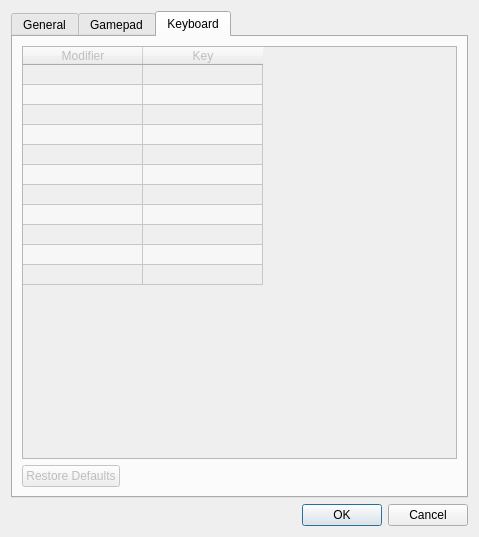
Qt form base/settingsdlg.ui (fmuecke/Ipponboard) before a commit.
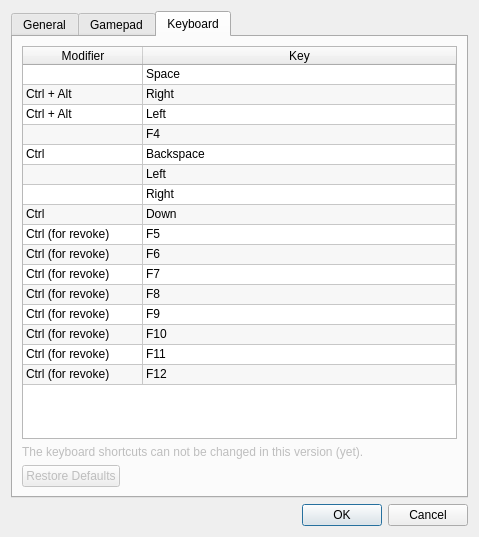
The same form after that commit. The open tabs and pages were chosen to show the change. Icons and pictures are not drawn. Custom widgets are drawn as their Qt base class.

Patch:
```diff
--- a/base/settingsdlg.ui
+++ b/base/settingsdlg.ui
@@ -1098,7 +1098,7 @@
      </widget>
      <widget class="QWidget" name="tab_keys">
       <property name="enabled">
-       <bool>false</bool>
+       <bool>true</bool>
       </property>
       <attribute name="icon">
        <iconset resource="ipponboard.qrc">
@@ -1110,6 +1110,9 @@
       <layout class="QVBoxLayout" name="verticalLayout_7">
        <item>
         <widget class="QTableWidget" name="tableWidget_keys">
+         <property name="enabled">
+          <bool>true</bool>
+         </property>
          <property name="frameShape">
           <enum>QFrame::StyledPanel</enum>
          </property>
@@ -1122,6 +1125,9 @@
          <property name="horizontalScrollBarPolicy">
           <enum>Qt::ScrollBarAsNeeded</enum>
          </property>
+         <property name="editTriggers">
+          <set>QAbstractItemView::NoEditTriggers</set>
+         </property>
          <property name="showDropIndicator" stdset="0">
           <bool>false</bool>
          </property>
@@ -1147,7 +1153,7 @@
           <number>120</number>
          </attribute>
          <attribute name="horizontalHeaderStretchLastSection">
-          <bool>false</bool>
+          <bool>true</bool>
          </attribute>
          <attribute name="verticalHeaderVisible">
           <bool>false</bool>
@@ -1178,7 +1184,7 @@
          </row>
          <row>
           <property name="text">
-           <string>Pause</string>
+           <string>Result Screen</string>
           </property>
          </row>
          <row>
@@ -1198,22 +1204,47 @@
          </row>
          <row>
           <property name="text">
-           <string>Reset Hold (blue)</string>
+           <string>Reset Hold Time</string>
           </property>
          </row>
          <row>
           <property name="text">
-           <string>Reset Hold Time (white)</string>
+           <string>+/- Ippon (blue)</string>
           </property>
          </row>
          <row>
           <property name="text">
-           <string>Hansokumake (blue)</string>
+           <string>+/- Wazaari (blue)</string>
           </property>
          </row>
          <row>
           <property name="text">
-           <string>Hansokumake (white)</string>
+           <string>+/- Yuko (blue)</string>
+          </property>
+         </row>
+         <row>
+          <property name="text">
+           <string>+/- Shido (blue)</string>
+          </property>
+         </row>
+         <row>
+          <property name="text">
+           <string>+/- Ippon (white)</string>
+          </property>
+         </row>
+         <row>
+          <property name="text">
+           <string>+/- Wazaari (white)</string>
+          </property>
+         </row>
+         <row>
+          <property name="text">
+           <string>+/- Yuko (white)</string>
+          </property>
+         </row>
+         <row>
+          <property name="text">
+           <string>+/- Shido (white)</string>
           </property>
          </row>
          <column>
@@ -1226,10 +1257,163 @@
            <string>Key</string>
           </property>
          </column>
+         <item row="0" column="1">
+          <property name="text">
+           <string>Space</string>
+          </property>
+         </item>
+         <item row="1" column="0">
+          <property name="text">
+           <string>Ctrl + Alt</string>
+          </property>
+         </item>
+         <item row="1" column="1">
+          <property name="text">
+           <string>Right</string>
+          </property>
+         </item>
+         <item row="2" column="0">
+          <property name="text">
+           <string>Ctrl + Alt</string>
+          </property>
+         </item>
+         <item row="2" column="1">
+          <property name="text">
+           <string>Left</string>
+          </property>
+         </item>
+         <item row="3" column="1">
+          <property name="text">
+           <string>F4</string>
+          </property>
+         </item>
+         <item row="4" column="0">
+          <property name="text">
+           <string>Ctrl</string>
+          </property>
+         </item>
+         <item row="4" column="1">
+          <property name="text">
+           <string>Backspace</string>
+          </property>
+         </item>
+         <item row="5" column="1">
+          <property name="text">
+           <string>Left</string>
+          </property>
+         </item>
+         <item row="6" column="1">
+          <property name="text">
+           <string>Right</string>
+          </property>
+         </item>
+         <item row="7" column="0">
+          <property name="text">
+           <string>Ctrl</string>
+          </property>
+         </item>
+         <item row="7" column="1">
+          <property name="text">
+           <string>Down</string>
+          </property>
+         </item>
+         <item row="8" column="0">
+          <property name="text">
+           <string>Ctrl (for revoke)</string>
+          </property>
+         </item>
+         <item row="8" column="1">
+          <property name="text">
+           <string>F5</string>
+          </property>
+         </item>
+         <item row="9" column="0">
+          <property name="text">
+           <string>Ctrl (for revoke)</string>
+          </property>
+         </item>
+         <item row="9" column="1">
+          <property name="text">
+           <string>F6</string>
+          </property>
+         </item>
+         <item row="10" column="0">
+          <property name="text">
+           <string>Ctrl (for revoke)</string>
+          </property>
+         </item>
+         <item row="10" column="1">
+          <property name="text">
+           <string>F7</string>
+          </property>
+         </item>
+         <item row="11" column="0">
+          <property name="text">
+           <string>Ctrl (for revoke)</string>
+          </property>
+         </item>
+         <item row="11" column="1">
+          <property name="text">
+           <string>F8</string>
+          </property>
+         </item>
+         <item row="12" column="0">
+          <property name="text">
+           <string>Ctrl (for revoke)</string>
+          </property>
+         </item>
+         <item row="12" column="1">
+          <property name="text">
+           <string>F9</string>
+          </property>
+         </item>
+         <item row="13" column="0">
+          <property name="text">
+           <string>Ctrl (for revoke)</string>
+          </property>
+         </item>
+         <item row="13" column="1">
+          <property name="text">
+           <string>F10</string>
+          </property>
+         </item>
+         <item row="14" column="0">
+          <property name="text">
+           <string>Ctrl (for revoke)</string>
+          </property>
+         </item>
+         <item row="14" column="1">
+          <property name="text">
+           <string>F11</string>
+          </property>
+         </item>
+         <item row="15" column="0">
+          <property name="text">
+           <string>Ctrl (for revoke)</string>
+          </property>
+         </item>
+         <item row="15" column="1">
+          <property name="text">
+           <string notr="true">F12</string>
+          </property>
+         </item>
+        </widget>
+       </item>
+       <item>
+        <widget class="QLabel" name="label_5">
+         <property name="enabled">
+          <bool>false</bool>
+         </property>
+         <property name="text">
+          <string>The keyboard shortcuts can not be changed in this version (yet).</string>
+         </property>
         </widget>
        </item>
        <item>
         <widget class="QDialogButtonBox" name="buttonBox_3">
+         <property name="enabled">
+          <bool>false</bool>
+         </property>
          <property name="orientation">
           <enum>Qt::Horizontal</enum>
          </property>
```
